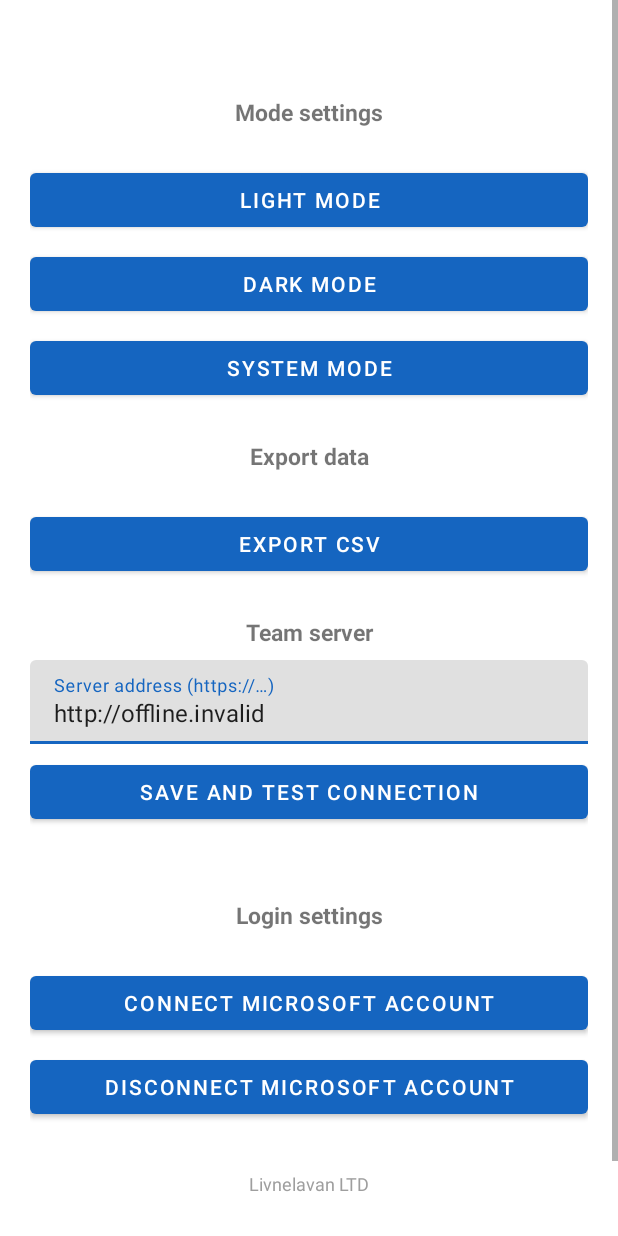
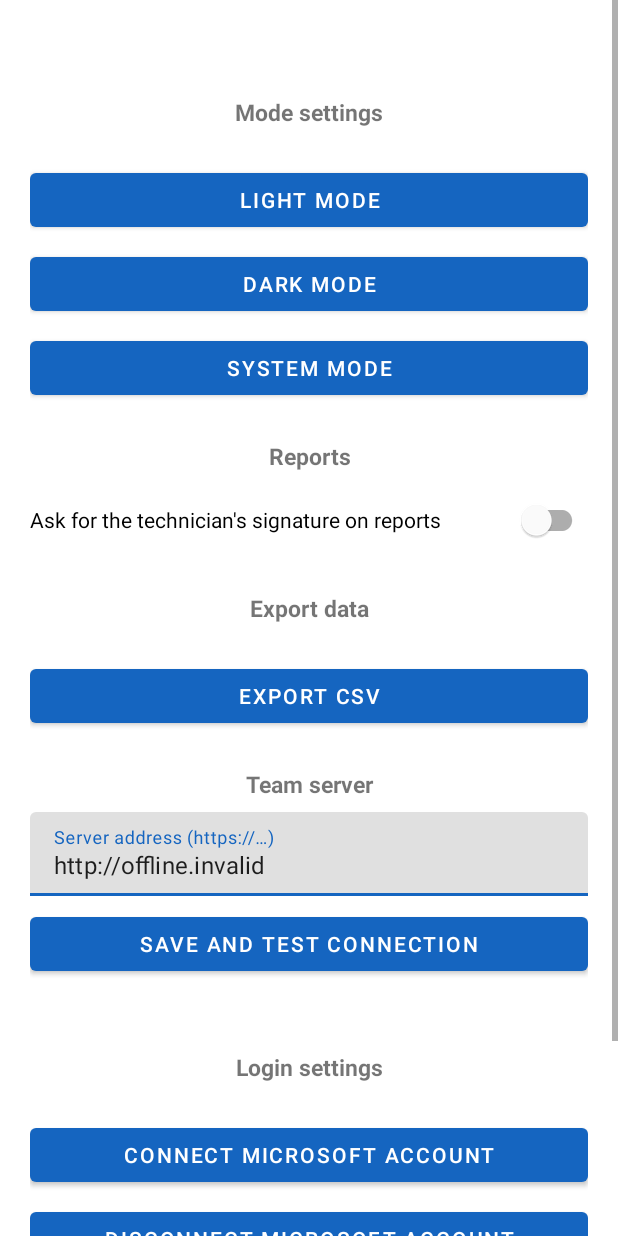
Before and after one commit to boaz-arch/ClientReceiptTracker, an Android app: the SettingsActivity screen opened directly, with no data from a screen before it, on a phone screen of 412 x 824 dp. Run offline under Robolectric (Android 15) with nearby library versions, the phone set to English and light mode, and no system bars.

Commit message:
feat: Settings toggle for the technician signature (off by default)
The technician signature pad only appears on New Visit, and only goes into
the PDF, when enabled under Settings > Reports.

Co-Authored-By: Claude Opus 5.5 <noreply@anthropic.com>

```diff
--- a/app/src/main/java/com/company/supportvisit/SettingsActivity.kt
+++ b/app/src/main/java/com/company/supportvisit/SettingsActivity.kt
@@ -16,6 +16,7 @@ import com.company.supportvisit.graph.GraphException
 import com.company.supportvisit.graph.MicrosoftAuthManager
 import com.company.supportvisit.graph.isConsentMissing
 import com.company.supportvisit.remote.ServerApi
+import com.company.supportvisit.settings.FormSettings
 import com.company.supportvisit.settings.ServerSettings
 import com.company.supportvisit.settings.ThemeManager
 import com.company.supportvisit.sync.SyncScheduler
@@ -41,6 +42,11 @@ class SettingsActivity : AppCompatActivity() {
         binding.btnLightMode.setOnClickListener { applyThemeMode(AppCompatDelegate.MODE_NIGHT_NO) }
         binding.btnDarkMode.setOnClickListener { applyThemeMode(AppCompatDelegate.MODE_NIGHT_YES) }
         binding.btnSystemMode.setOnClickListener { applyThemeMode(AppCompatDelegate.MODE_NIGHT_FOLLOW_SYSTEM) }
+
+        binding.switchTechnicianSignature.isChecked = FormSettings.technicianSignatureEnabled(this)
+        binding.switchTechnicianSignature.setOnCheckedChangeListener { _, checked ->
+            FormSettings.setTechnicianSignatureEnabled(this, checked)
+        }
 
         binding.btnExportCsv.setOnClickListener { exportCsv() }
 
--- /dev/null
+++ b/app/src/main/java/com/company/supportvisit/settings/FormSettings.kt
@@ -0,0 +1,21 @@
+package com.company.supportvisit.settings
+
+import android.content.Context
+import androidx.core.content.edit
+
+/** Options that change what the New Visit form asks for. */
+object FormSettings {
+
+    private const val PREFS = "app_settings"
+    private const val KEY_TECHNICIAN_SIGNATURE = "technician_signature_enabled"
+
+    /** Whether the form shows the (optional) technician signature pad. Off by default. */
+    fun technicianSignatureEnabled(context: Context): Boolean =
+        prefs(context).getBoolean(KEY_TECHNICIAN_SIGNATURE, false)
+
+    fun setTechnicianSignatureEnabled(context: Context, enabled: Boolean) {
+        prefs(context).edit { putBoolean(KEY_TECHNICIAN_SIGNATURE, enabled) }
+    }
+
+    private fun prefs(context: Context) = context.getSharedPreferences(PREFS, Context.MODE_PRIVATE)
+}
--- a/app/src/main/res/layout/activity_new_visit.xml
+++ b/app/src/main/res/layout/activity_new_visit.xml
@@ -253,12 +253,14 @@
             android:layout_gravity="end"
             android:text="@string/clear_signature" />
 
-        <!-- Technician signature (optional) -->
+        <!-- Technician signature (optional; shown only when enabled in Settings) -->
         <TextView
+            android:id="@+id/tvTechnicianSignatureHeader"
             style="@style/FormSectionHeader"
             android:text="@string/label_technician_signature_optional" />
 
         <FrameLayout
+            android:id="@+id/technicianSignatureFrame"
             android:layout_width="match_parent"
             android:layout_height="140dp"
             android:layout_marginTop="6dp"
--- a/app/src/main/res/layout/activity_settings.xml
+++ b/app/src/main/res/layout/activity_settings.xml
@@ -43,6 +43,22 @@
             android:layout_height="wrap_content"
             android:layout_marginTop="8dp"
             android:text="@string/system_mode"/>
+
+        <TextView
+            android:layout_width="match_parent"
+            android:layout_height="wrap_content"
+            android:gravity="center"
+            android:text="@string/report_settings"
+            android:textSize="15sp"
+            android:textStyle="bold"
+            android:layout_marginTop="24dp"
+            android:layout_marginBottom="8dp"/>
+
+        <com.google.android.material.switchmaterial.SwitchMaterial
+            android:id="@+id/switchTechnicianSignature"
+            android:layout_width="match_parent"
+            android:layout_height="wrap_content"
+            android:text="@string/setting_technician_signature" />
 
         <TextView
             android:layout_width="match_parent"
--- a/app/src/main/res/values/strings.xml
+++ b/app/src/main/res/values/strings.xml
@@ -179,4 +179,7 @@
     <string name="pdf_photo_caption">Photo %1$d</string>
     <string name="email_report_too_large">The report with photos is too large to attach. Ask your technician for a copy.</string>
 
+    <string name="report_settings">Reports</string>
+    <string name="setting_technician_signature">Ask for the technician\'s signature on reports</string>
+
 </resources>
```
Also changed, not shown: app/src/main/java/com/company/supportvisit/NewVisitActivity.kt (+10 -1 lines), 1 other file.
